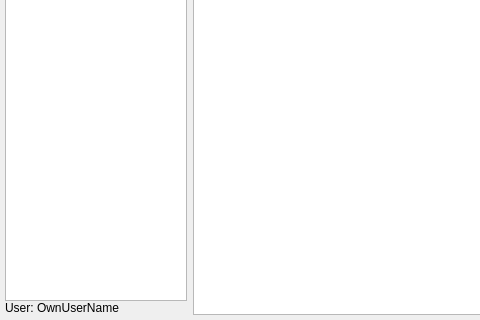
BlockSettle/terminal, file BlockSettleUILib/ChatWidget.ui: the form before one commit; both pictures show x 0 to 480 and y 346 to 666 of the 1006 by 666 pixel window.
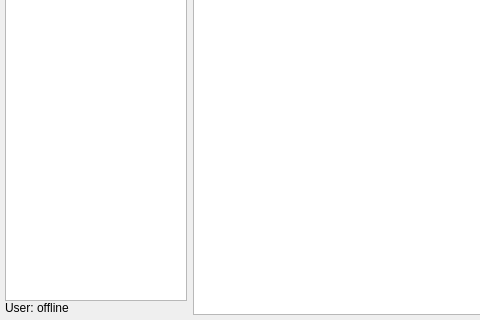
The form after the commit. Custom widgets are drawn as their Qt base class.

Commit message:
small UI fix for user status label (#789)
* small UI fix for user status label

* Fix to update user label on logout

```diff
--- a/BlockSettleUILib/ChatWidget.ui
+++ b/BlockSettleUILib/ChatWidget.ui
@@ -241,7 +241,7 @@
                </sizepolicy>
               </property>
               <property name="text">
-               <string>OwnUserName</string>
+               <string>offline</string>
               </property>
              </widget>
             </item>
```
The commit also changes 1 other file.
